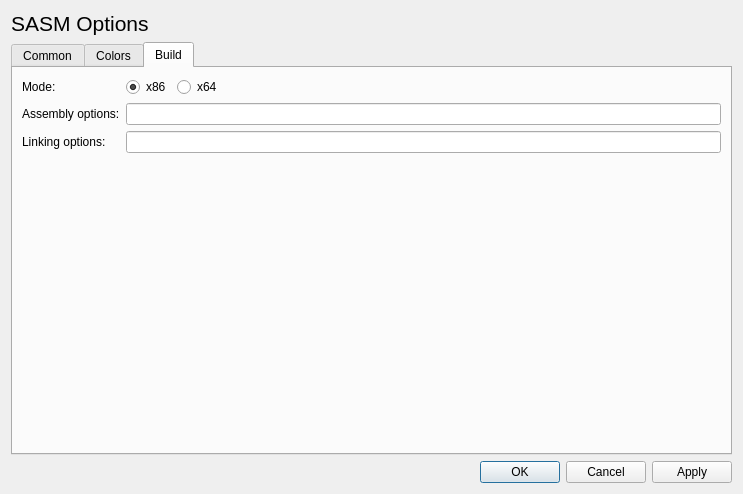
Old version of the form settings.ui in the repository Dman95/SASM.
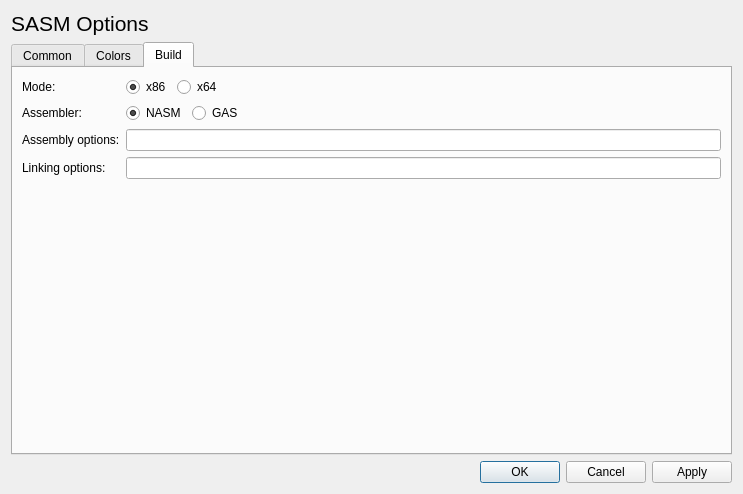
New version of the form.

Commit message: Multiple assemblers, first step

```diff
--- a/settings.ui
+++ b/settings.ui
@@ -1781,6 +1781,9 @@
        <string>Build</string>
       </attribute>
       <layout class="QFormLayout" name="formLayout">
+       <property name="fieldGrowthPolicy">
+        <enum>QFormLayout::AllNonFixedFieldsGrow</enum>
+       </property>
        <item row="0" column="0">
         <widget class="QLabel" name="modeLabel">
          <property name="text">
@@ -1798,6 +1801,9 @@
            <property name="checked">
             <bool>true</bool>
            </property>
+           <attribute name="buttonGroup">
+            <string notr="true">buttonGroup_2</string>
+           </attribute>
           </widget>
          </item>
          <item>
@@ -1808,6 +1814,9 @@
            <property name="checked">
             <bool>false</bool>
            </property>
+           <attribute name="buttonGroup">
+            <string notr="true">buttonGroup_2</string>
+           </attribute>
           </widget>
          </item>
          <item>
@@ -1826,23 +1835,70 @@
         </layout>
        </item>
        <item row="1" column="0">
+        <widget class="QLabel" name="assemblerLabel">
+         <property name="text">
+          <string>Assembler:</string>
+         </property>
+        </widget>
+       </item>
+       <item row="1" column="1">
+        <layout class="QHBoxLayout" name="horizontalLayout_6">
+         <item>
+          <widget class="QRadioButton" name="nasmRadioButton">
+           <property name="text">
+            <string>NASM</string>
+           </property>
+           <property name="checked">
+            <bool>true</bool>
+           </property>
+           <attribute name="buttonGroup">
+            <string notr="true">buttonGroup</string>
+           </attribute>
+          </widget>
+         </item>
+         <item>
+          <widget class="QRadioButton" name="gasRadioButton">
+           <property name="text">
+            <string>GAS</string>
+           </property>
+           <attribute name="buttonGroup">
+            <string notr="true">buttonGroup</string>
+           </attribute>
+          </widget>
+         </item>
+         <item>
+          <spacer name="horizontalSpacer_8">
+           <property name="orientation">
+            <enum>Qt::Horizontal</enum>
+           </property>
+           <property name="sizeHint" stdset="0">
+            <size>
+             <width>40</width>
+             <height>20</height>
+            </size>
+           </property>
+          </spacer>
+         </item>
+        </layout>
+       </item>
+       <item row="2" column="0">
         <widget class="QLabel" name="assemblyLabel">
          <property name="text">
           <string>Assembly options:</string>
          </property>
         </widget>
        </item>
-       <item row="1" column="1">
+       <item row="2" column="1">
         <widget class="QLineEdit" name="assemblyOptionsEdit"/>
        </item>
-       <item row="2" column="0">
+       <item row="3" column="0">
         <widget class="QLabel" name="linkingLabel">
          <property name="text">
           <string>Linking options:</string>
          </property>
         </widget>
        </item>
-       <item row="2" column="1">
+       <item row="3" column="1">
         <widget class="QLineEdit" name="linkingOptionsEdit"/>
        </item>
       </layout>
```
Left out of the diff: 4 changed lines with no effect on the pictures. The commit also changes 4 other files.
